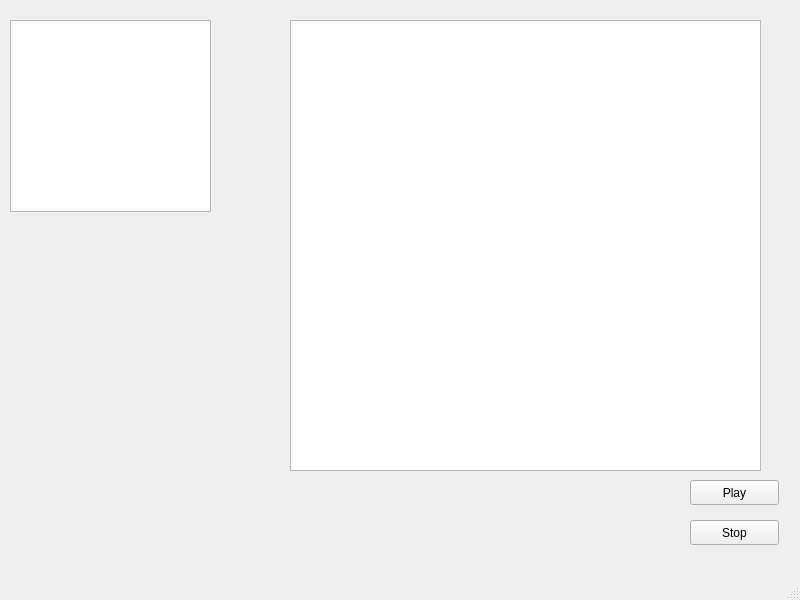
First picture: the form in OdisseyRadio/mainwindow.ui, repository miguemesen/OdisseyRadio, before the edit.
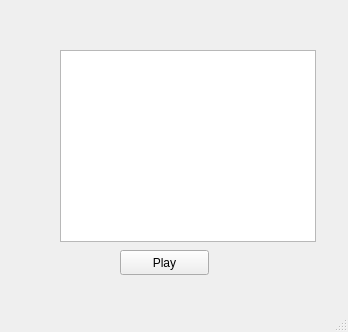
Second picture: the form after the edit.

Diff of the .ui file:
```diff
--- a/OdisseyRadio/mainwindow.ui
+++ b/OdisseyRadio/mainwindow.ui
@@ -6,30 +6,20 @@
    <rect>
     <x>0</x>
     <y>0</y>
-    <width>800</width>
-    <height>600</height>
+    <width>348</width>
+    <height>332</height>
    </rect>
   </property>
   <property name="windowTitle">
    <string>MainWindow</string>
   </property>
   <widget class="QWidget" name="centralwidget">
-   <widget class="QListView" name="lv_songs">
+   <widget class="QListWidget" name="lw_song">
     <property name="geometry">
      <rect>
-      <x>290</x>
-      <y>20</y>
-      <width>471</width>
-      <height>451</height>
-     </rect>
-    </property>
-   </widget>
-   <widget class="QListView" name="lv_albums">
-    <property name="geometry">
-     <rect>
-      <x>10</x>
-      <y>20</y>
-      <width>201</width>
+      <x>60</x>
+      <y>50</y>
+      <width>256</width>
       <height>192</height>
      </rect>
     </property>
@@ -37,8 +27,8 @@
    <widget class="QPushButton" name="btn_play">
     <property name="geometry">
      <rect>
-      <x>690</x>
-      <y>480</y>
+      <x>120</x>
+      <y>250</y>
       <width>89</width>
       <height>25</height>
      </rect>
@@ -47,19 +37,6 @@
      <string>Play</string>
     </property>
    </widget>
-   <widget class="QPushButton" name="btn_stop">
-    <property name="geometry">
-     <rect>
-      <x>690</x>
-      <y>520</y>
-      <width>89</width>
-      <height>25</height>
-     </rect>
-    </property>
-    <property name="text">
-     <string>Stop</string>
-    </property>
-   </widget>
   </widget>
   <widget class="QMenuBar" name="menubar">
    <property name="geometry">
```
Left out of the diff: 4 changed lines with no effect on the pictures.
